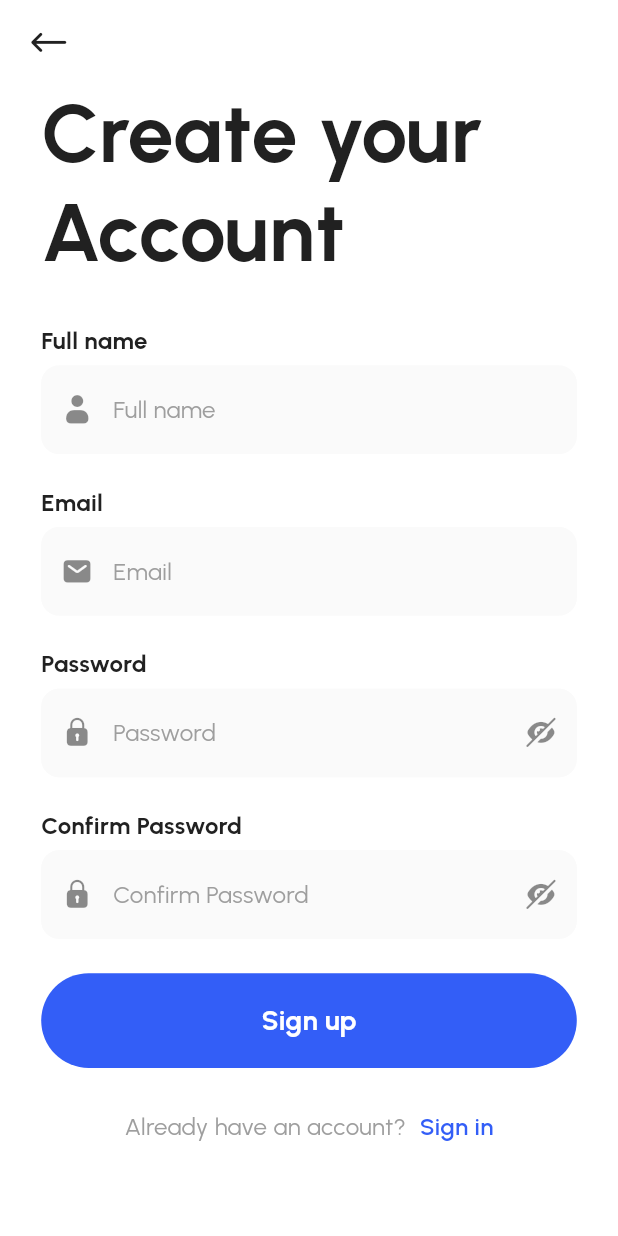
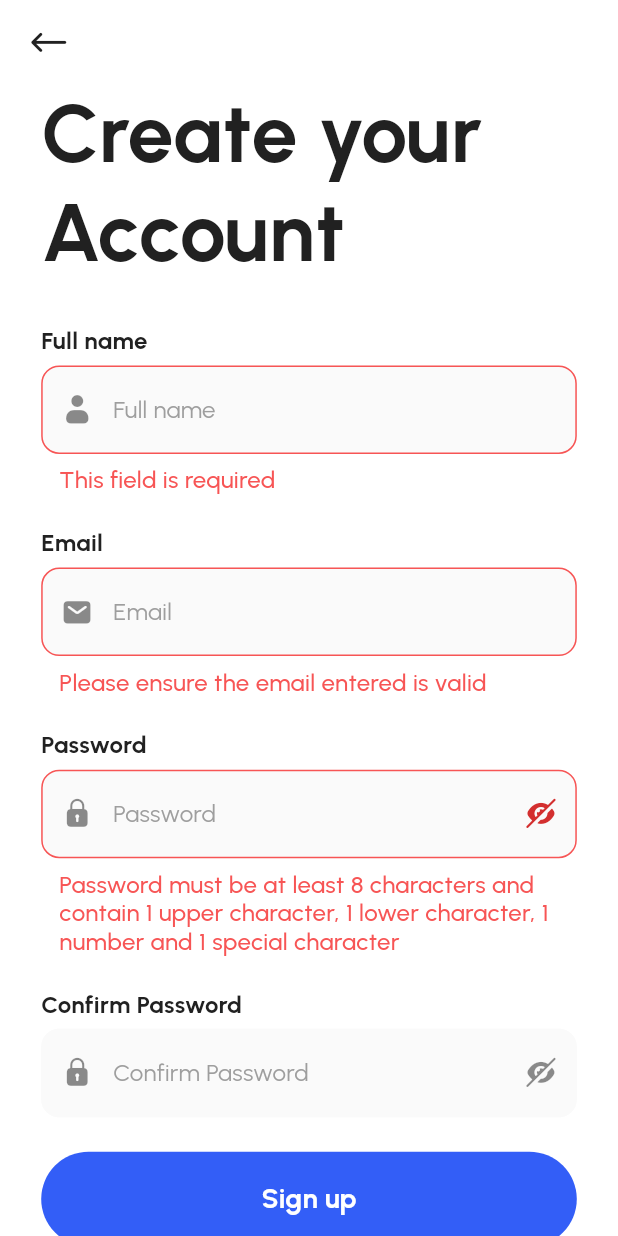
Before and after one commit to dung170920/elera, a Flutter app: the SignUpScreen screen opened by its route, after a tap on "Sign up", on a phone screen of 412 x 824 dp. Run offline on Flutter 3.47's test engine with Material 2 defaults, Android fonts, the light colour scheme and no system bars; our stand-ins replace bloc, equatable, firebase_auth, firebase_core, flutter_bloc, flutter_screenutil and 3 more; accounts and stored records are empty.

Commit message:
add validation for sign up

```diff
--- a/lib/screens/let_in/let_in_screen.dart
+++ b/lib/screens/let_in/let_in_screen.dart
@@ -1,6 +1,5 @@
 import 'package:elera/routes/routes.dart';
 import 'package:elera/theme/theme.dart';
-import 'package:elera/utils/utils.dart';
 import 'package:elera/constants/constants.dart';
 import 'package:elera/widgets/text_with_link.dart';
 import 'package:flutter/material.dart';
@@ -98,7 +97,7 @@ class _LetInScreenState extends State<LetInScreen> {
                 ),
               ),
               SizedBox(
-                height: 8.w,
+                height: 16.w,
               ),
               TextWithLink(
                 text: 'Don’t have an account?',
--- a/lib/screens/sign_up/cubit/sign_up_cubit.dart
+++ b/lib/screens/sign_up/cubit/sign_up_cubit.dart
@@ -13,7 +13,7 @@ class SignUpCubit extends Cubit<SignUpState> {
 
   void onNameChanged(String name) => emit(
         state.copyWith(
-          name: TextInput.pure(name),
+          name: TextInput.pure(value: name),
           status: FormzSubmissionStatus.initial,
         ),
       );
@@ -34,7 +34,10 @@ class SignUpCubit extends Cubit<SignUpState> {
 
   void onRePasswordChanged(String rePassword) => emit(
         state.copyWith(
-          rePassword: PasswordInput.pure(rePassword),
+          rePassword: RePasswordInput.pure(
+            state.password.value,
+            rePassword,
+          ),
           status: FormzSubmissionStatus.initial,
         ),
       );
@@ -42,17 +45,21 @@ class SignUpCubit extends Cubit<SignUpState> {
   void signUpSubmitted() async {
     if (state.status == FormzSubmissionStatus.inProgress) return;
 
-    final name = TextInput.dirty(state.name.value);
+    final name = TextInput.dirty(value: state.name.value, max: 20);
     final email = EmailInput.dirty(state.email.value);
     final password = PasswordInput.dirty(state.password.value);
-    final rePassword = PasswordInput.dirty(state.rePassword.value);
+    final rePassword = RePasswordInput.dirty(
+        password: password.value, value: state.rePassword.value);
     emit(
       state.copyWith(
+        name: name,
         email: email,
         password: password,
         rePassword: rePassword,
       ),
     );
+
+    print(Formz.validate([name, email, password, rePassword]));
 
     if (Formz.validate([name, email, password, rePassword])) {
       emit(
--- a/lib/screens/sign_up/cubit/sign_up_state.dart
+++ b/lib/screens/sign_up/cubit/sign_up_state.dart
@@ -4,7 +4,7 @@ class SignUpState extends Equatable {
   final TextInput name;
   final EmailInput email;
   final PasswordInput password;
-  final PasswordInput rePassword;
+  final RePasswordInput rePassword;
   final FormzSubmissionStatus status;
   final String? errorMessage;
 
@@ -22,7 +22,7 @@ class SignUpState extends Equatable {
       name: TextInput.pure(),
       email: EmailInput.pure(),
       password: PasswordInput.pure(),
-      rePassword: PasswordInput.pure(),
+      rePassword: RePasswordInput.pure(),
       status: FormzSubmissionStatus.initial,
     );
   }
@@ -35,7 +35,7 @@ class SignUpState extends Equatable {
     TextInput? name,
     EmailInput? email,
     PasswordInput? password,
-    PasswordInput? rePassword,
+    RePasswordInput? rePassword,
     FormzSubmissionStatus? status,
     String? errorMessage,
   }) {
--- a/lib/screens/sign_up/widgets/sign_up_form.dart
+++ b/lib/screens/sign_up/widgets/sign_up_form.dart
@@ -24,7 +24,16 @@ class _SignUpFormState extends State<SignUpForm> {
 
   @override
   Widget build(BuildContext context) {
-    return BlocBuilder<SignUpCubit, SignUpState>(
+    return BlocListener<SignUpCubit, SignUpState>(
+      listener: (context, state) {
+        if (state.status == FormzSubmissionStatus.failure) {
+          AppSnackbar.show(
+            context: context,
+            title: state.errorMessage ?? 'Sign up failed',
+          );
+        }
+      },
+      child: BlocBuilder<SignUpCubit, SignUpState>(
         builder: (context, state) {
           return Form(
             child: Column(
@@ -37,6 +46,10 @@ class _SignUpFormState extends State<SignUpForm> {
                   prefix: Icon(MyIcons.solidUser),
                   focus: _focusNodes[0],
                   nextFocus: _focusNodes[1],
+                  initialValue: state.name.value,
+                  errorText: !state.name.isPure && state.name.error != null
+                      ? state.name.error?.text
+                      : null,
                   onChanged: (value) {
                     context.read<SignUpCubit>().onNameChanged(value);
                   },
@@ -51,6 +64,10 @@ class _SignUpFormState extends State<SignUpForm> {
                   prefix: Icon(MyIcons.solidEnvelope),
                   focus: _focusNodes[1],
                   nextFocus: _focusNodes[2],
+                  initialValue: state.email.value,
+                  errorText: !state.email.isPure && state.email.error != null
+                      ? state.email.error?.text
+                      : null,
                   onChanged: (value) {
                     context.read<SignUpCubit>().onEmailChanged(value);
                   },
@@ -66,6 +83,11 @@ class _SignUpFormState extends State<SignUpForm> {
                   prefix: Icon(MyIcons.solidLock),
                   focus: _focusNodes[2],
                   nextFocus: _focusNodes[3],
+                  initialValue: state.password.value,
+                  errorText:
+                      !state.password.isPure && state.password.error != null
+                          ? state.password.error?.text
+                          : null,
                   onChanged: (value) {
                     context.read<SignUpCubit>().onPasswordChanged(value);
                   },
@@ -80,6 +102,11 @@ class _SignUpFormState extends State<SignUpForm> {
                   isPassword: true,
                   prefix: Icon(MyIcons.solidLock),
                   focus: _focusNodes[3],
+                  initialValue: state.rePassword.value,
+                  errorText:
+                      !state.rePassword.isPure && state.rePassword.error != null
+                          ? state.rePassword.error?.text
+                          : null,
                   onChanged: (value) {
                     context.read<SignUpCubit>().onRePasswordChanged(value);
                   },
@@ -105,6 +132,7 @@ class _SignUpFormState extends State<SignUpForm> {
             ),
           );
         },
+      ),
     );
   }
 }
--- a/lib/utils/form_validation.dart
+++ b/lib/utils/form_validation.dart
@@ -1,29 +1,39 @@
 import 'package:formz/formz.dart';
 
-enum EmailValidationError {
-  invalid('Please ensure the email entered is valid');
-
+class EmailValidationError {
   final String text;
 
-  const EmailValidationError(this.text);
+  EmailValidationError(this.text);
+
+  @override
+  String toString() => text;
 }
 
-enum PasswordValidationError {
-  invalid(
-      'Password must be at least 8 characters and contain 1 upper character, 1 lower character, 1 number and 1 special character');
-
+class PasswordValidationError {
   final String text;
 
-  const PasswordValidationError(this.text);
+  PasswordValidationError(this.text);
+
+  @override
+  String toString() => text;
 }
 
-enum TextValidationError {
-  empty('This field is required'),
-  min('This field is required');
-
+class RePasswordValidationError {
   final String text;
 
-  const TextValidationError(this.text);
+  RePasswordValidationError(this.text);
+
+  @override
+  String toString() => text;
+}
+
+class TextValidationError {
+  final String text;
+
+  TextValidationError(this.text);
+
+  @override
+  String toString() => text;
 }
 
 class EmailInput extends FormzInput<String, EmailValidationError> {
@@ -38,7 +48,7 @@ class EmailInput extends FormzInput<String, EmailValidationError> {
   EmailValidationError? validator(String? value) {
     return _emailRegex.hasMatch(value ?? '')
         ? null
-        : EmailValidationError.invalid;
+        : EmailValidationError('Please ensure the email entered is valid');
   }
 }
 
@@ -54,22 +64,47 @@ class PasswordInput extends FormzInput<String, PasswordValidationError> {
   PasswordValidationError? validator(String value) {
     return _passwordRegex.hasMatch(value)
         ? null
-        : PasswordValidationError.invalid;
+        : PasswordValidationError(
+            'Password must be at least 8 characters and contain 1 upper character, 1 lower character, 1 number and 1 special character');
+  }
+}
+
+class RePasswordInput extends FormzInput<String, RePasswordValidationError> {
+  final String password;
+
+  const RePasswordInput.pure([this.password = '', super.value = ''])
+      : super.pure(); // khởi tạo
+
+  const RePasswordInput.dirty({required this.password, String value = ''})
+      : super.dirty(value); // check lỗi
+
+  @override
+  RePasswordValidationError? validator(String value) {
+    return password == value
+        ? null
+        : RePasswordValidationError(
+            'Password and confirm password does not match');
   }
 }
 
 class TextInput extends FormzInput<String, TextValidationError> {
-  const TextInput.pure([super.value = '']) : super.pure();
-  const TextInput.dirty([super.value = '']) : super.dirty();
+  final int min;
+  final int max;
 
-  // static final _textRegex = RegExp(
-  //   r"^[a-zA-Z0-9.a-zA-Z0-9.!#$%&'*+-/=?^_`{|}~]+@[a-zA-Z0-9]+\.[a-zA-Z]+",
-  // );
+  const TextInput.pure({this.min = 1, String value = '', this.max = 100})
+      : super.pure(value);
+  const TextInput.dirty({this.min = 1, String value = '', this.max = 100})
+      : super.dirty(value);
 
   @override
   TextValidationError? validator(String? value) {
-    if (value?.trim().length == 0) return TextValidationError.empty;
-    if (value?.trim().length == 0) return TextValidationError.empty;
+    if (value == null || value.isEmpty)
+      return TextValidationError('This field is required');
+
+    if (value.length < min || value.length > max)
+      return TextValidationError(
+          'This field must be from $min to $max characters');
+
     return null;
   }
 }
--- a/pubspec.yaml
+++ b/pubspec.yaml
@@ -23,6 +23,7 @@ dependencies:
   formz: ^0.6.0
   flutter_easyloading: ^3.0.5
   shared_preferences: ^2.1.0
+  google_sign_in: ^6.1.0
 
 dev_dependencies:
   flutter_test:
```
Also changed, not shown: pubspec.lock. Lines whose indentation alone changed are shown as unchanged.
